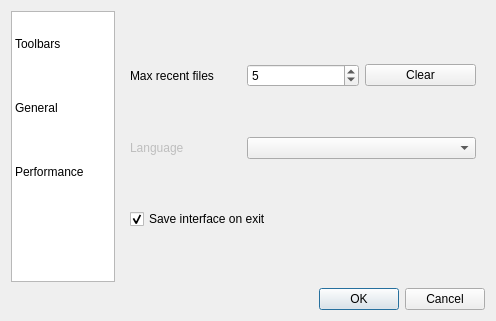
mbasaglia/Knotter, file src/dialogs/config_dialog.ui: the form before one commit.
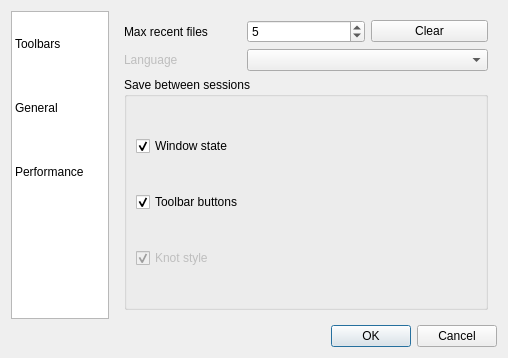
The form after the commit. The open tabs and pages were chosen to show the change.

Commit message: Save/Load Toolbars

```diff
--- a/src/dialogs/config_dialog.ui
+++ b/src/dialogs/config_dialog.ui
@@ -6,8 +6,8 @@
    <rect>
     <x>0</x>
     <y>0</y>
-    <width>496</width>
-    <height>321</height>
+    <width>508</width>
+    <height>358</height>
    </rect>
   </property>
   <property name="sizePolicy">
@@ -168,12 +168,12 @@
         </widget>
        </item>
        <item row="2" column="0" colspan="2">
-        <widget class="QGroupBox" name="">
+        <widget class="QGroupBox" name="groupBox">
          <property name="title">
           <string>Toolbar Buttons</string>
          </property>
          <layout class="QGridLayout" name="gridLayout_5">
-          <item row="1" column="0">
+          <item row="2" column="0">
            <widget class="QListWidget" name="menu_items">
             <property name="sizePolicy">
              <sizepolicy hsizetype="Fixed" vsizetype="Expanding">
@@ -189,7 +189,7 @@
             </property>
            </widget>
           </item>
-          <item row="0" column="1" rowspan="2">
+          <item row="2" column="1">
            <layout class="QVBoxLayout" name="verticalLayout_2">
             <item>
              <spacer name="verticalSpacer">
@@ -212,6 +212,9 @@
                 <verstretch>0</verstretch>
                </sizepolicy>
               </property>
+              <property name="toolTip">
+               <string>Move Up</string>
+              </property>
               <property name="text">
                <string>Move Up</string>
               </property>
@@ -231,6 +234,9 @@
                 <verstretch>0</verstretch>
                </sizepolicy>
               </property>
+              <property name="toolTip">
+               <string>Move Down</string>
+              </property>
               <property name="text">
                <string>Move Down</string>
               </property>
@@ -263,6 +269,9 @@
                 <verstretch>0</verstretch>
                </sizepolicy>
               </property>
+              <property name="toolTip">
+               <string>Insert</string>
+              </property>
               <property name="text">
                <string>Insert</string>
               </property>
@@ -282,6 +291,9 @@
                 <verstretch>0</verstretch>
                </sizepolicy>
               </property>
+              <property name="toolTip">
+               <string>Remove</string>
+              </property>
               <property name="text">
                <string>Remove</string>
               </property>
@@ -314,6 +326,9 @@
                 <verstretch>0</verstretch>
                </sizepolicy>
               </property>
+              <property name="toolTip">
+               <string>Add Separator</string>
+              </property>
               <property name="text">
                <string>Separator</string>
               </property>
@@ -340,7 +355,7 @@
             </item>
            </layout>
           </item>
-          <item row="1" column="2">
+          <item row="2" column="2">
            <widget class="QListWidget" name="toolbar_items">
             <property name="maximumSize">
              <size>
@@ -353,12 +368,36 @@
             </property>
            </widget>
           </item>
-          <item row="0" column="0">
+          <item row="1" column="0">
            <widget class="QComboBox" name="menu_combo"/>
           </item>
-          <item row="0" column="2">
+          <item row="1" column="2">
            <widget class="QComboBox" name="toolbar_combo"/>
           </item>
+          <item row="1" column="1">
+           <layout class="QHBoxLayout" name="horizontalLayout">
+            <item>
+             <widget class="QToolButton" name="add_toolbar_btn">
+              <property name="toolTip">
+               <string>Add Toolbar</string>
+              </property>
+              <property name="text">
+               <string>Add</string>
+              </property>
+             </widget>
+            </item>
+            <item>
+             <widget class="QToolButton" name="rm_toolbar_btn">
+              <property name="toolTip">
+               <string>Remove Toolbar</string>
+              </property>
+              <property name="text">
+               <string>Remove</string>
+              </property>
+             </widget>
+            </item>
+           </layout>
+          </item>
          </layout>
         </widget>
        </item>
@@ -403,19 +442,51 @@
          </property>
         </widget>
        </item>
-       <item row="2" column="0" colspan="3">
-        <widget class="QCheckBox" name="saveui_check">
-         <property name="text">
-          <string>Save interface on exit</string>
-         </property>
-         <property name="checked">
-          <bool>true</bool>
-         </property>
-        </widget>
-       </item>
        <item row="1" column="1" colspan="2">
         <widget class="QComboBox" name="language_combo"/>
        </item>
+       <item row="2" column="0" colspan="3">
+        <widget class="QGroupBox" name="groupBox_2">
+         <property name="title">
+          <string>Save between sessions</string>
+         </property>
+         <layout class="QVBoxLayout" name="verticalLayout">
+          <item>
+           <widget class="QCheckBox" name="saveui_check">
+            <property name="text">
+             <string>Window state</string>
+            </property>
+            <property name="checked">
+             <bool>true</bool>
+            </property>
+           </widget>
+          </item>
+          <item>
+           <widget class="QCheckBox" name="save_toolbars_check">
+            <property name="text">
+             <string>Toolbar buttons</string>
+            </property>
+            <property name="checked">
+             <bool>true</bool>
+            </property>
+           </widget>
+          </item>
+          <item>
+           <widget class="QCheckBox" name="save_style_check">
+            <property name="enabled">
+             <bool>false</bool>
+            </property>
+            <property name="text">
+             <string>Knot style</string>
+            </property>
+            <property name="checked">
+             <bool>true</bool>
+            </property>
+           </widget>
+          </item>
+         </layout>
+        </widget>
+       </item>
       </layout>
      </widget>
      <widget class="QWidget" name="stackedWidgetPage3">
```
The commit also changes 5 other files.
